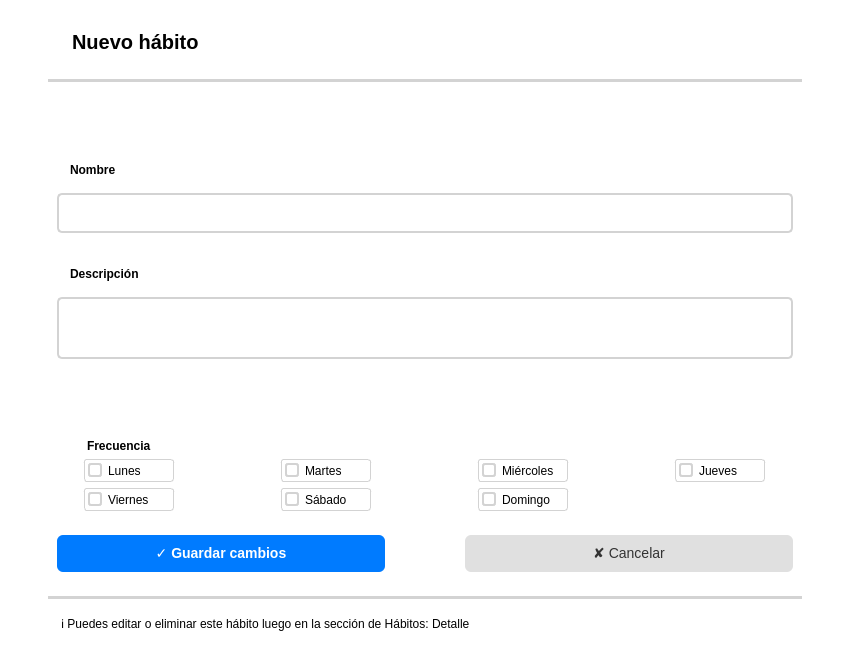
Before: the Qt Designer form infraestructure/ui/pages/habit_form/habit_form_view.ui in judajaavAlt/PI2, drawn with Qt 5.
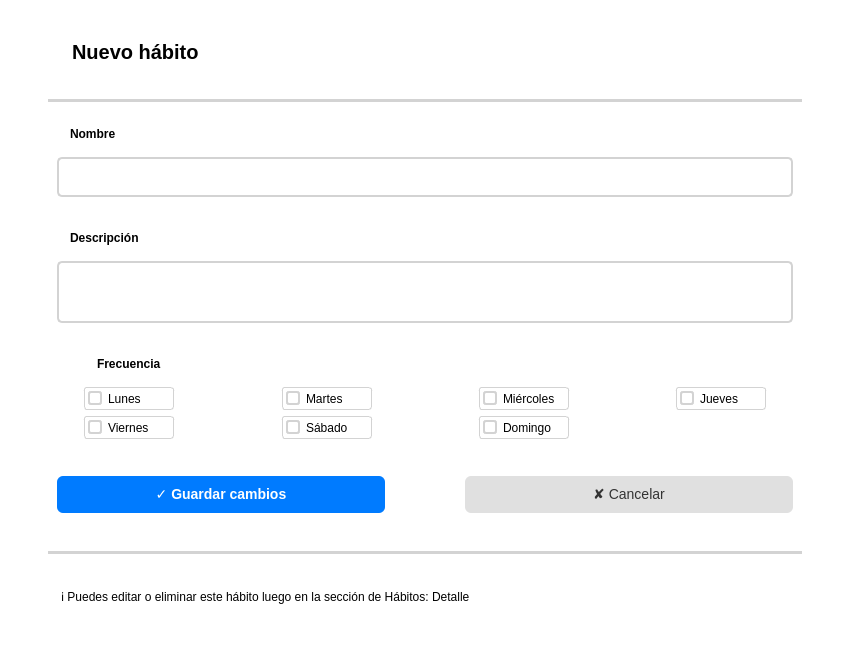
After: the same form once the commit is applied.

Commit message: fixing habit form view style

```diff
--- a/infraestructure/ui/pages/habit_form/habit_form_view.ui
+++ b/infraestructure/ui/pages/habit_form/habit_form_view.ui
@@ -65,19 +65,6 @@
      </property>
     </widget>
    </item>
-   <item>
-    <spacer name="verticalSpacer_2">
-     <property name="orientation">
-      <enum>Qt::Orientation::Vertical</enum>
-     </property>
-     <property name="sizeHint" stdset="0">
-      <size>
-       <width>20</width>
-       <height>40</height>
-      </size>
-     </property>
-    </spacer>
-   </item>
    <item>
     <widget class="QWidget" name="name_widget" native="true">
      <property name="styleSheet">
@@ -152,19 +139,6 @@
      </layout>
     </widget>
    </item>
-   <item>
-    <spacer name="verticalSpacer">
-     <property name="orientation">
-      <enum>Qt::Orientation::Vertical</enum>
-     </property>
-     <property name="sizeHint" stdset="0">
-      <size>
-       <width>20</width>
-       <height>40</height>
-      </size>
-     </property>
-    </spacer>
-   </item>
    <item>
     <widget class="QWidget" name="frequency_widget" native="true">
      <property name="styleSheet">
@@ -177,12 +151,6 @@
 	background-color: #0056b3;
 }
 
-QWidget {
-  padding: 0 0 0 0;
-  margin-top: 0;
-  margin-bottom: 0;
-}
-
 QCheckBox {
     border: 1px solid lightgray;
 	border-radius: 3px;
@@ -342,7 +310,8 @@
    <item>
     <widget class="QLabel" name="label_message">
      <property name="styleSheet">
-      <string notr="true">background-color: transparent;</string>
+      <string notr="true">background-color: transparent;
+padding-bottom: 20px;</string>
      </property>
      <property name="text">
       <string>ℹ️ Puedes editar o eliminar este hábito luego en la sección de Hábitos: Detalle</string>
```
The commit also changes 2 other files.
